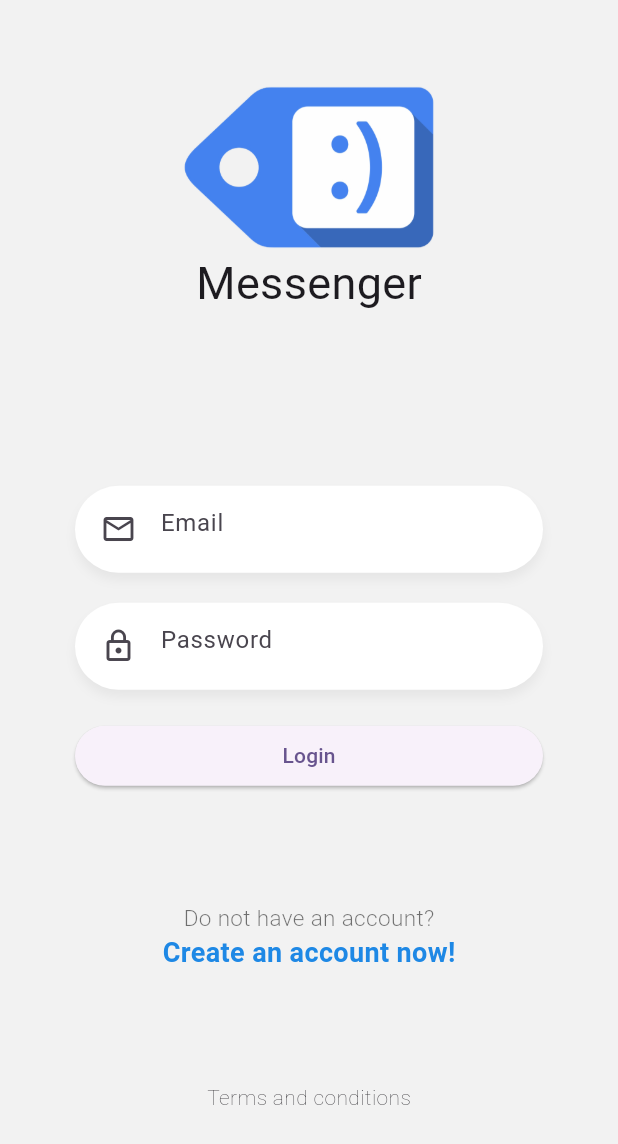
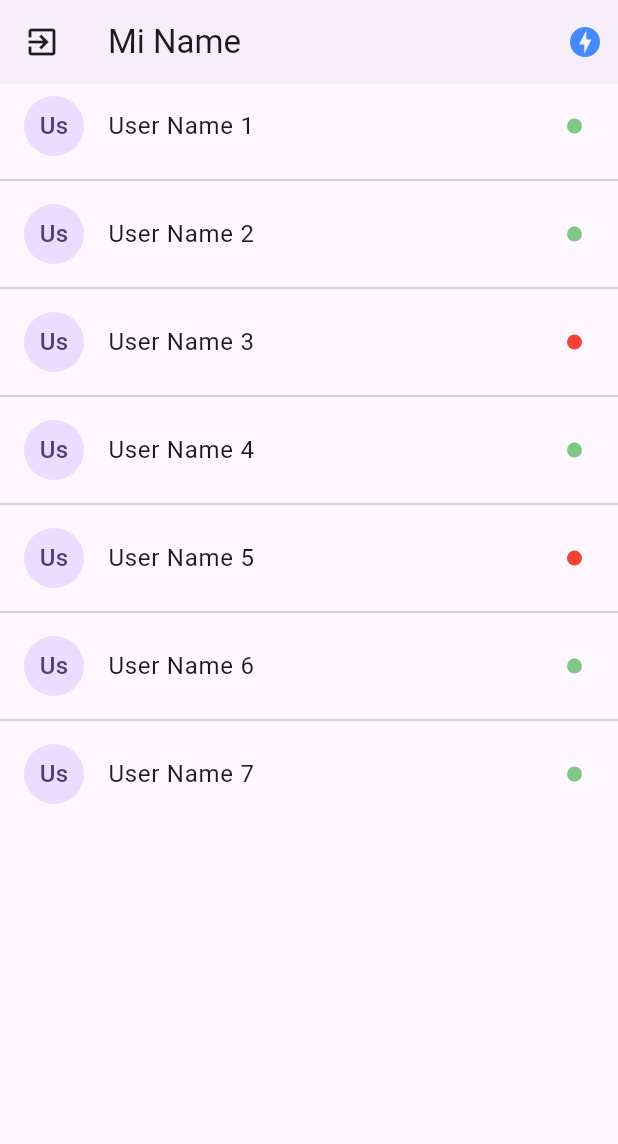
Before and after one commit to jmsillero/flutter-chat-app, a Flutter app: the screen it shows after launch, on a phone screen of 412 x 824 dp. Shown: the top 1144 px of the screen. Run offline on Flutter 3.47's test engine with Material 2 defaults, Android fonts, the phone set to English and light mode, and no system bars.

Commit message:
feat: user list

```diff
--- a/lib/main.dart
+++ b/lib/main.dart
@@ -13,7 +13,7 @@ class MyApp extends StatelessWidget {
   Widget build(BuildContext context) {
     return MaterialApp(
       title: 'Chat demo app',
-      initialRoute: 'login',
+      initialRoute: 'users',
       routes: appRoutes,
       theme: ThemeData(
         colorScheme: ColorScheme.fromSeed(seedColor: Colors.deepPurple),
--- /dev/null
+++ b/lib/models/users.dart
@@ -0,0 +1,12 @@
+class User {
+  final bool online;
+  final String email;
+  final String name;
+  final String uuid;
+
+  User(
+      {required this.online,
+      required this.email,
+      required this.name,
+      required this.uuid});
+}
--- a/lib/pages/users_page.dart
+++ b/lib/pages/users_page.dart
@@ -1,14 +1,96 @@
+import 'package:chat_app/models/users.dart';
 import 'package:flutter/material.dart';
 
+class UsersPage extends StatefulWidget {
+  const UsersPage({super.key});
 
-class UsersPage extends StatelessWidget {
+  @override
+  State<UsersPage> createState() => _UsersPageState();
+}
+
+class _UsersPageState extends State<UsersPage> {
+  final users = [
+    User(online: true, email: 'user@email.com', name: 'User Name 1', uuid: '1'),
+    User(
+        online: true, email: 'user1@email.com', name: 'User Name 2', uuid: '2'),
+    User(
+        online: false,
+        email: 'user2@email.com',
+        name: 'User Name 3',
+        uuid: '3'),
+    User(
+        online: true, email: 'user3@email.com', name: 'User Name 4', uuid: '4'),
+    User(
+        online: false,
+        email: 'user4@email.com',
+        name: 'User Name 5',
+        uuid: '5'),
+    User(
+        online: true, email: 'user5@email.com', name: 'User Name 6', uuid: '6'),
+    User(
+        online: true, email: 'user6@email.com', name: 'User Name 7', uuid: '7'),
+  ];
 
   @override
   Widget build(BuildContext context) {
     return Scaffold(
-      body: Center(
-        child: Text('Hola Mundo'),
-     ),
-   );
+        appBar: AppBar(
+          title: const Text('Mi Name'),
+          elevation: 1,
+          leading: IconButton(
+            icon: const Icon(Icons.exit_to_app),
+            onPressed: () {},
+          ),
+          actions: [
+            Container(
+              margin: const EdgeInsets.only(right: 10),
+              child: const Icon(
+                Icons.offline_bolt,
+                color: Colors.blueAccent,
+              ),
+            )
+          ],
+        ),
+        body: _UserList(users: users));
   }
 }
+
+class _UserList extends StatelessWidget {
+  const _UserList({
+    required this.users,
+  });
+
+  final List<User> users;
+
+  @override
+  Widget build(BuildContext context) {
+    return ListView.separated(
+      itemBuilder: (context, index) => _ItemUser(user: users[index]),
+      itemCount: users.length,
+      separatorBuilder: (context, index) => const Divider(),
+    );
+  }
+}
+
+class _ItemUser extends StatelessWidget {
+  const _ItemUser({
+    required this.user,
+  });
+
+  final User user;
+
+  @override
+  Widget build(BuildContext context) {
+    return ListTile(
+      title: Text(user.name),
+      leading: CircleAvatar(child: Text(user.name.substring(0, 2))),
+      trailing: Container(
+        height: 10,
+        width: 10,
+        decoration: BoxDecoration(
+            color: user.online ? Colors.green[300] : Colors.red,
+            borderRadius: BorderRadius.circular(100)),
+      ),
+    );
+  }
+}
```
Also changed, not shown: pubspec.yaml (+4 -11 lines), pubspec.lock.
